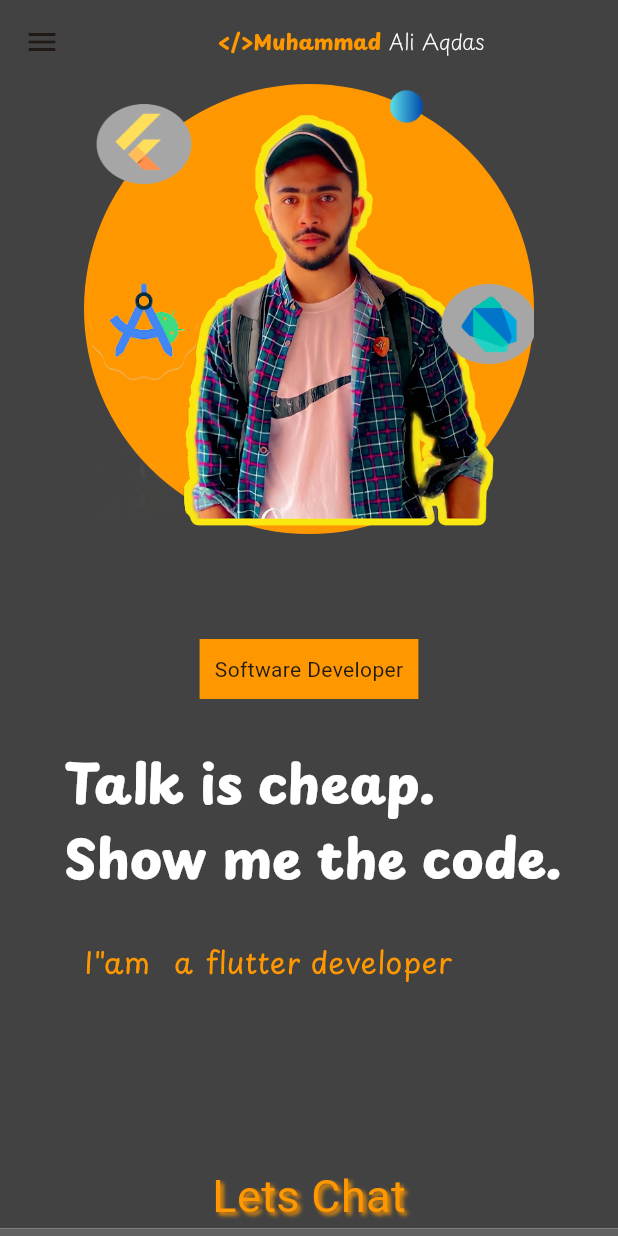
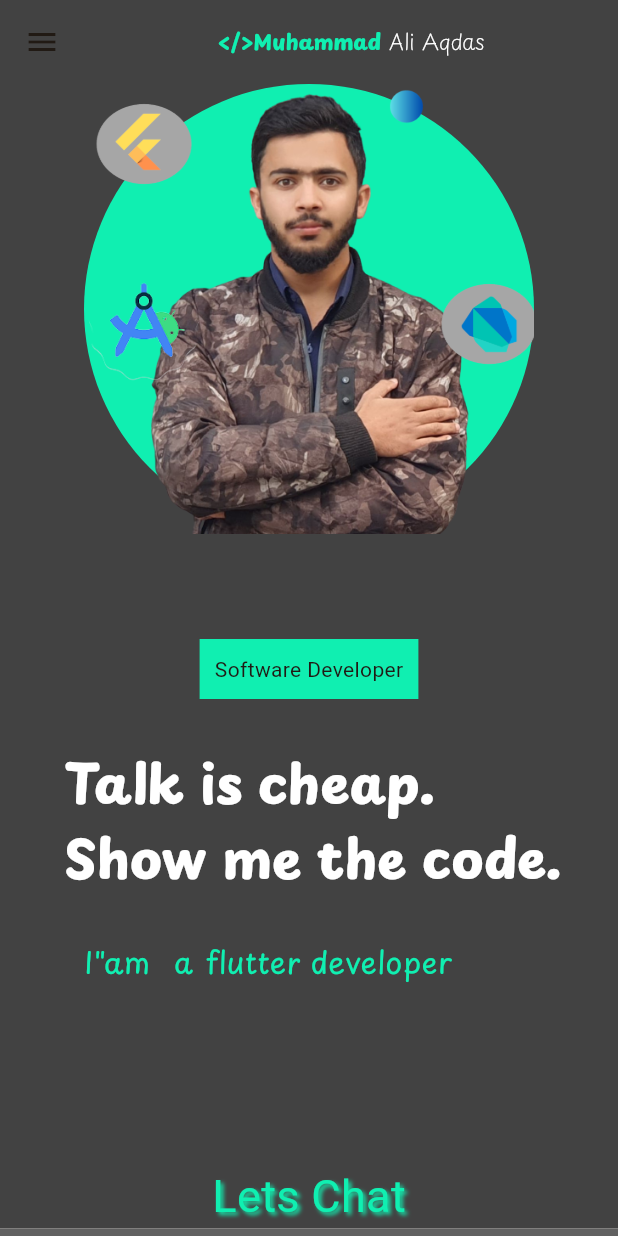
Before and after one commit to aliaqdas747/Sarada-repo, a Flutter app: the screen it shows after launch, on a phone screen of 412 x 824 dp. Run offline on Flutter 3.47's test engine with Material 3 defaults, Android fonts, the phone set to English and light mode, and no system bars; drawn by our look-alikes of animated_text_kit; our stand-ins replace font_awesome_flutter, gap.

Commit message:
new change

```diff
--- a/lib/responsive/mobileScaffold.dart
+++ b/lib/responsive/mobileScaffold.dart
@@ -11,6 +11,8 @@ class mobileScaffold extends StatefulWidget{
 }
 
 class _mobileScaffoldState extends State<mobileScaffold> {
+  double _width = 50.0;
+  double _height = 100.0;
   @override
   Widget build(BuildContext context) {
   return Scaffold(
@@ -63,6 +65,8 @@ class _mobileScaffoldState extends State<mobileScaffold> {
                 )
             ),
           ),
+
+
           //page2
           sec_page,
 
--- a/lib/util/AppBar.dart
+++ b/lib/util/AppBar.dart
@@ -1,6 +1,8 @@
 import 'package:animated_text_kit/animated_text_kit.dart';
 import 'package:flutter/material.dart';
 import 'package:url_launcher/url_launcher.dart';
+//Color(0xFF10EFB1)
+//Color(0xFF10EFB1)
 var deskAppBar =  Container(width: double.infinity,
   color: Colors.grey.shade800,
   height: 150,
@@ -16,7 +18,7 @@ var deskAppBar =  Container(width: double.infinity,
                 fontSize: 20,
               ),
               children: <TextSpan>[
-                TextSpan(text: '</>Muhammad ',style: TextStyle(fontFamily:'font1',fontWeight: FontWeight.w900,color: Colors.orange,)),
+                TextSpan(text: '</>Muhammad ',style: TextStyle(fontFamily:'font1',fontWeight: FontWeight.w900,color: Color(0xFF10EFB1),)),
                 TextSpan(text: 'Ali Aqdas',style: TextStyle(fontWeight: FontWeight.w200,fontFamily:' font1'))
               ]
           ),
@@ -39,7 +41,7 @@ var deskAppBar =  Container(width: double.infinity,
 );
 var myColor = Colors.grey.shade800;
 var cont_soft = Container(
-  color: Colors.orange,
+  color: Color(0xFF10EFB1),
   child: Padding(
     padding: const EdgeInsets.all(10.0),
     child: Text('Software Developer'),
@@ -74,7 +76,7 @@ borderRadius: BorderRadius.circular(5),
               children: [
                 Text(text1,style:TextStyle(
                   fontSize:17 ,
-                  color: Colors.orange,
+                  color: Color(0xFF10EFB1),
                   fontFamily: 'font1',
                 )),
                 Image.asset(imagePath,width: 40,height: 40,),
@@ -98,7 +100,7 @@ borderRadius: BorderRadius.circular(5),
 
 }
 //first Page Container
-class f_Container extends StatelessWidget{
+class f_Container extends StatelessWidget {
   final String imgPath2;
   final String text2;
   final VoidCallback onTap;
@@ -121,7 +123,7 @@ class f_Container extends StatelessWidget{
            mainAxisAlignment: MainAxisAlignment.center,
            children: [
              Image.asset(imgPath2,height: 20,),
-             Text(text2,style: TextStyle(color: Colors.white),)
+             Text(text2,style: TextStyle(color: Color(0xFF15AB81)),)
            ],
          ),
        )
@@ -147,7 +149,7 @@ var about_cont_mob =  Container(
               TextSpan(text: '</>Muhammad ',
                   style: TextStyle(
                     fontFamily: 'font1', fontWeight: FontWeight
-                      .w900, color: Colors.orange,)),
+                      .w900, color: Color(0xFF10EFB1),)),
               TextSpan(text: 'Ali Aqdas',
                   style: TextStyle(fontWeight: FontWeight.w200,
                       fontFamily: ' font1'))
@@ -188,7 +190,7 @@ var about_container =  Container(
               TextSpan(text: '</>Muhammad ',
                   style: TextStyle(
                     fontFamily: 'font1', fontWeight: FontWeight
-                      .w900, color: Colors.orange,)),
+                      .w900, color: Color(0xFF10EFB1),)),
               TextSpan(text: 'Ali Aqdas',
                   style: TextStyle(fontWeight: FontWeight.w200,
                       fontFamily: ' font1'))
@@ -217,11 +219,14 @@ var img_container =Container(
       children  : [
 
         CircleAvatar(
-          child: Image.asset(
-            'assets/images/myimage.png', width: 400,
-            height: 400,),
+          child: ClipRRect(
+            borderRadius: BorderRadius.only(bottomLeft: Radius.circular(50),bottomRight: Radius.circular(50)),
+            child: Image.asset(
+              'assets/images/img_4.png', width: 400,
+              height: 400,),
+          ),
           radius: 150,
-          backgroundColor: Colors.orange,
+          backgroundColor: Color(0xFF10EFB1),
         ),
         Positioned(
 
@@ -247,13 +252,13 @@ var img_container =Container(
 var lets_chat =  InkWell(
   onTap: () => launch('https://mail.google.com/mail/u/0/?fs=1&to=albasti2611@gmail.com&tf=cm'),
   child:Text('Lets Chat', style: TextStyle(
-    color: Colors.orange,
+    color: Color(0xFF10EFB1),
     fontSize: 30,
     shadows: [
       Shadow(
           offset: Offset(2.0, 2.0),
           blurRadius: 3.0,
-          color: Colors.orange
+          color: Color(0xFF10EFB1)
 
       )
     ],
@@ -274,11 +279,11 @@ var animated_text =   SizedBox(
     animatedTexts: [
 
       TyperAnimatedText(
-          'I"am  a flutter developer',textStyle:TextStyle(color: Colors.orange,fontSize: 20,fontFamily: 'font1')),
+          'I"am  a flutter developer',textStyle:TextStyle(color: Color(0xFF10EFB1),fontSize: 20,fontFamily: 'font1')),
       TyperAnimatedText(
-          'I can develop Android & IOS applications',textStyle:TextStyle(color: Colors.orange,fontSize: 20,fontFamily: 'font1')),
+          'I can develop Android & IOS applications',textStyle:TextStyle(color: Color(0xFF10EFB1),fontSize: 20,fontFamily: 'font1')),
       TyperAnimatedText(
-          'I can make Web Applications for your business',textStyle:TextStyle(color: Colors.orange,fontSize: 20,fontFamily: 'font1')),
+          'I can make Web Applications for your business',textStyle:TextStyle(color: Color(0xFF10EFB1),fontSize: 20,fontFamily: 'font1')),
 
     ],),
 );
@@ -320,7 +325,7 @@ var sec_page =  Container(
             child: Column(
               crossAxisAlignment: CrossAxisAlignment.start,
               children: [
-                Text('Hello! I"am Ali Aqdas', style: TextStyle(fontSize: 25,color: Colors.orange,fontFamily: 'font1')),
+                Text('Hello! I"am Ali Aqdas', style: TextStyle(fontSize: 25,color: Color(0xFF10EFB1),fontFamily: 'font1')),
                 Text(
                   '"Passionate Flutter developer with a keen eye for detail and a dedication to creating exceptional user experiences. Skilled in crafting intuitive cross-platform applications, I bring creativity, expertise, and innovation to every project I undertake.\n\n'
                       '"Driven by a relentless pursuit of excellence, I thrive in collaborative environments, embracing challenges and transforming ideas into elegant, functional solutions. With a strong foundation in both backend development and Flutter, I am committed to pushing boundaries and delivering results that exceed expectations.""',
@@ -359,7 +364,7 @@ var mobileAppBar =AppBar(
 
             ),
             children: <TextSpan>[
-              TextSpan(text: '</>Muhammad ',style: TextStyle(fontWeight: FontWeight.w900,color: Colors.orange,fontFamily:'font1')),
+              TextSpan(text: '</>Muhammad ',style: TextStyle(fontWeight: FontWeight.w900,color:Color(0xFF10EFB1),fontFamily:'font1')),
               TextSpan(text: 'Ali Aqdas',style: TextStyle(fontWeight: FontWeight.w200,fontFamily:'font1'))
             ]
         ),
@@ -377,7 +382,7 @@ crossAxisAlignment: CrossAxisAlignment.center,
 children: [
 const DrawerHeader(child: Column(
 children: [
-Icon(Icons.account_circle,size: 100,color: Colors.orange,),
+Icon(Icons.account_circle,size: 100,color: Color(0xFF10EFB1),),
 Text('Ali Aqdas',style: TextStyle(fontFamily: 'font1',fontSize: 20,color: Colors.white,fontWeight: FontWeight.w900),)
 ],
 ),
@@ -385,19 +390,19 @@ Text('Ali Aqdas',style: TextStyle(fontFamily: 'font1',fontSize: 20,color: Colors
 Container(
 margin: EdgeInsets.only(left: 5,right: 5),
 width: double.infinity,
-color: Colors.orange,
+color: Color(0xFF10EFB1),
 child: f_Container(imgPath2: 'assets/images/facebook.png', text2: ' aliaqdas_1  ',  onTap: () => launch('https://www.facebook.com/alimughal.ali.9809/'),   )),
 SizedBox(height: 5,),
 Container(
 margin: EdgeInsets.only(left: 5,right: 5),
 width: double.infinity,
-color: Colors.orange,
+color: Color(0xFF10EFB1),
 child: f_Container(imgPath2: 'assets/images/instagram.png', text2: ' aliaqdas_1  ',  onTap: () => launch('https://www.instagram.com/ali_aqdas1/'),   )),
 SizedBox(height: 5,),
 Container(
 margin: EdgeInsets.only(left: 5,right: 5),
 width: double.infinity,
-color: Colors.orange,
+color: Color(0xFF10EFB1),
 child: f_Container(imgPath2: 'assets/images/linkedin.png', text2: ' Ali Aqdas  ',  onTap: () => launch('https://www.linkedin.com/in/ali-aqdas-72504b252/'),   )),
 
 
```
Also changed, not shown: lib/utils/colors.dart (added, +60 -0 lines), assets/images/img_3.png (added), assets/images/img_4.png (added), assets/images/mypic.png (deleted), assets/images/poo.png (added), assets/images/x.png (added), 1 other file.
